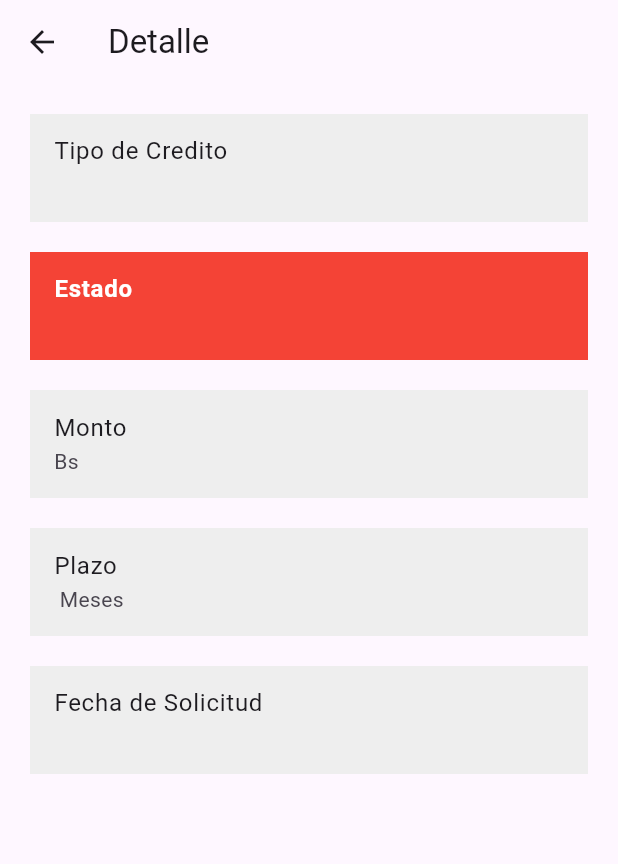
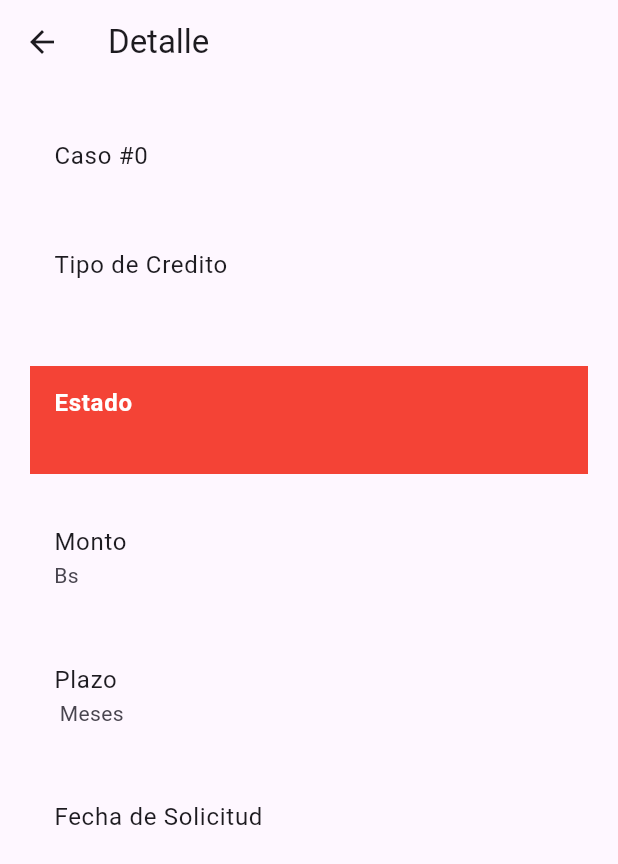
Before and after one commit to ccuellar260/app_cliente, a Flutter app: the DetalleProcesoCrediticioScreen screen opened directly with empty values, on a phone screen of 412 x 824 dp. Shown: the top 864 px of the screen. Run offline on Flutter 3.47's test engine with Material 2 defaults, Android fonts, the phone set to English and light mode, and no system bars; our stand-ins replace flutter_bloc, flutter_secure_storage; accounts and stored records are empty; network calls fail.

Commit message:
Completed Design App.

```diff
--- a/lib/controllers/auth_controller.dart
+++ b/lib/controllers/auth_controller.dart
@@ -1,5 +1,5 @@
 // import 'package:dio/dio.dart';
-// ignore_for_file: avoid_print, unused_import
+// ignore_for_file: avoid_print, unused_import, non_constant_identifier_names
 
 import 'package:app_cliente_si2/models/empresa.dart';
 import 'package:http/http.dart' as http;
--- a/lib/views/procesos_crediticios/detalle_proceso_crediticio.dart
+++ b/lib/views/procesos_crediticios/detalle_proceso_crediticio.dart
@@ -24,16 +24,27 @@ class _DetalleProcesoCrediticioScreenState
             child: Column(
               children: [
                 ListTile(
-                  title: const Text('Tipo de Credito'),
-                  subtitle: Text(proceso['credito']),
-                  tileColor: Colors.grey[200],
+                  title: Text("Caso #${proceso['id'].toString()}"),
+                  // tileColor: Colors.grey[200],
                 ),
                 const SizedBox(
                   height: 20,
                 ),
                 ListTile(
-                    title: const Text('Estado', style: TextStyle(color: Colors.white, fontWeight: FontWeight.bold)),
-                    subtitle: Text(proceso['estado'], style: const TextStyle(color: Colors.white, fontWeight: FontWeight.bold)),
+                  title: const Text('Tipo de Credito'),
+                  subtitle: Text(proceso['credito']),
+                  // tileColor: Colors.grey[200],
+                ),
+                const SizedBox(
+                  height: 20,
+                ),
+                ListTile(
+                    title: const Text('Estado',
+                        style: TextStyle(
+                            color: Colors.white, fontWeight: FontWeight.bold)),
+                    subtitle: Text(proceso['estado'],
+                        style: const TextStyle(
+                            color: Colors.white, fontWeight: FontWeight.bold)),
                     tileColor: (proceso['estado'] == "En Revision")
                         ? Colors.yellow
                         : (proceso['estado'] == "Aprobado")
@@ -45,7 +56,7 @@ class _DetalleProcesoCrediticioScreenState
                 ListTile(
                   title: const Text('Monto'),
                   subtitle: Text("${proceso['monto']}Bs"),
-                  tileColor: Colors.grey[200],
+                  // tileColor: Colors.grey[200],
                 ),
                 const SizedBox(
                   height: 20,
@@ -53,7 +64,7 @@ class _DetalleProcesoCrediticioScreenState
                 ListTile(
                   title: const Text('Plazo'),
                   subtitle: Text("${proceso['plazo']} Meses"),
-                  tileColor: Colors.grey[200],
+                  // tileColor: Colors.grey[200],
                 ),
                 const SizedBox(
                   height: 20,
@@ -61,7 +72,7 @@ class _DetalleProcesoCrediticioScreenState
                 ListTile(
                   title: const Text('Fecha de Solicitud'),
                   subtitle: Text(proceso['fecha_solicitud']),
-                  tileColor: Colors.grey[200],
+                  // tileColor: Colors.grey[200],
                 ),
                 const SizedBox(
                   height: 20,
--- a/lib/views/vistas_login/login_vista.dart
+++ b/lib/views/vistas_login/login_vista.dart
@@ -1,4 +1,4 @@
-// ignore_for_file: avoid_print, use_build_context_synchronously, unnecessary_this
+// ignore_for_file: avoid_print, use_build_context_synchronously, unnecessary_this, non_constant_identifier_names
 
 import 'package:flutter/material.dart';
 import 'package:app_cliente_si2/controllers/auth_controller.dart';
```
Also changed, not shown: lib/providers/theme_provider.dart (added, +13 -0 lines), lib/views/vistas_login/home.dart (+58 -48 lines).
